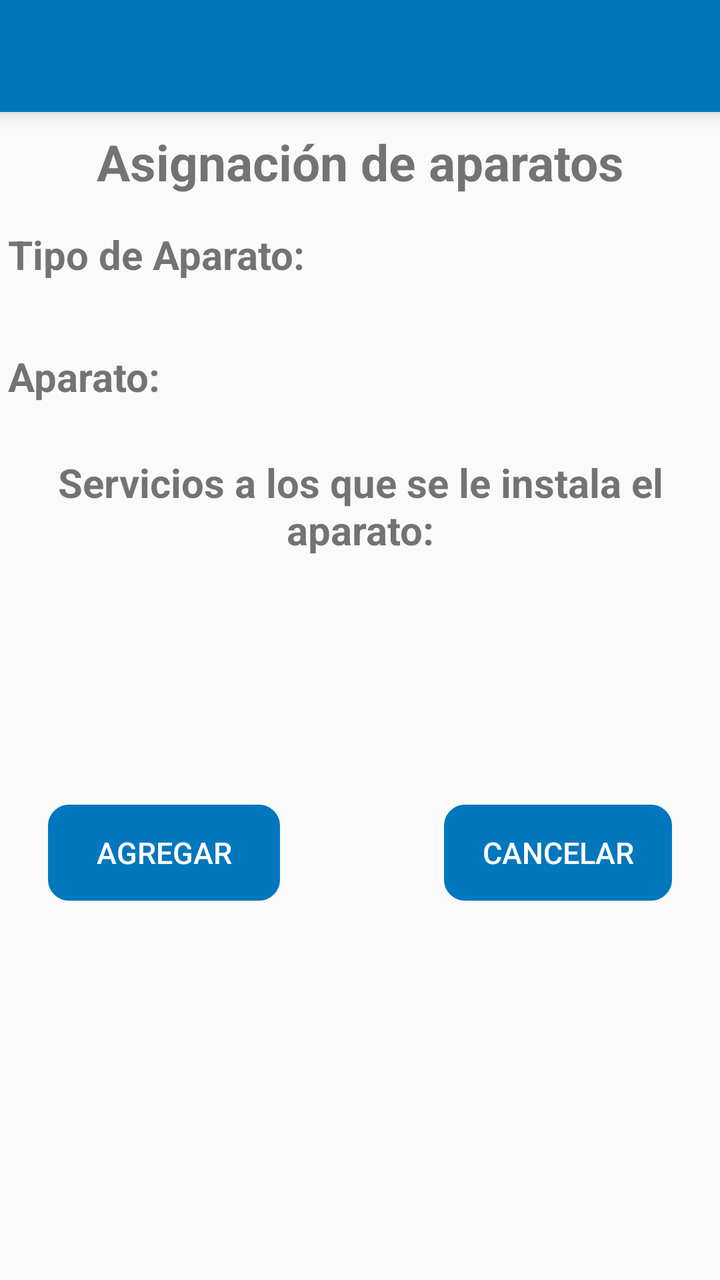
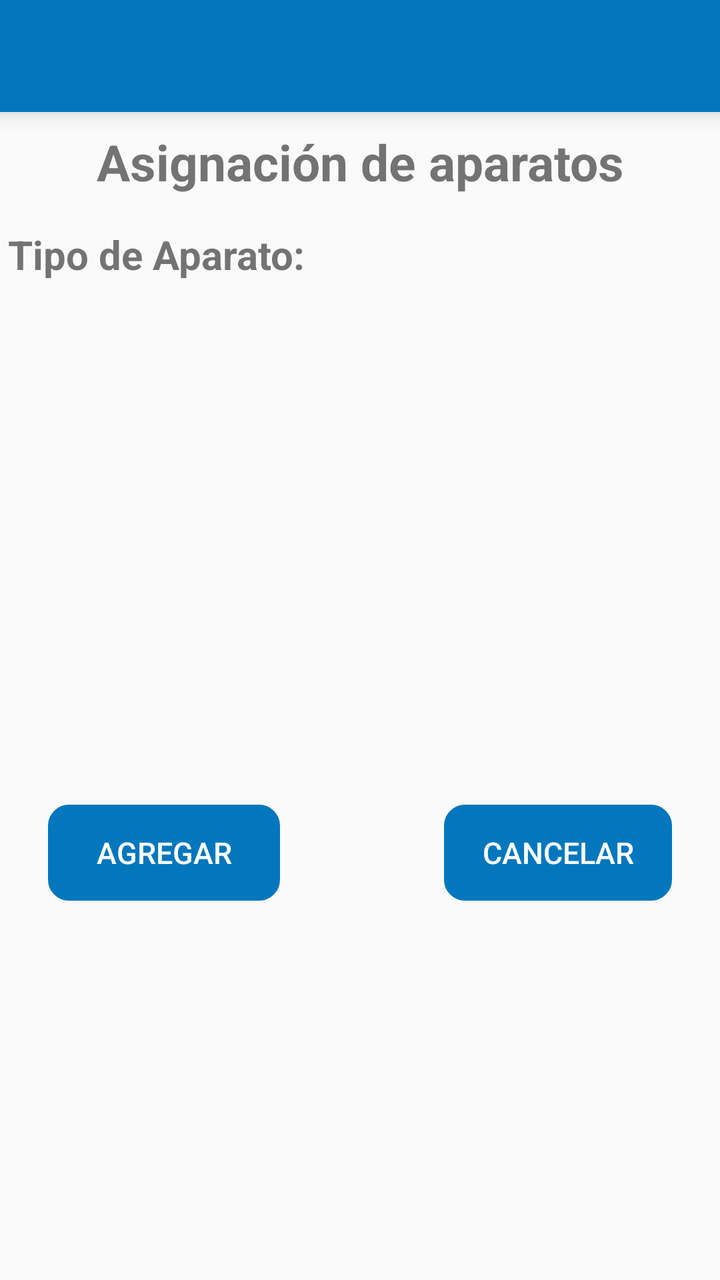

Before-and-after screenshots of an Android layout around one commit, followed by the original layout XML and the change that was made.
<!-- AndroidManifest.xml: application theme AppTheme -->
<!-- res/layout/activity_asignar_aparato.xml -->
<?xml version="1.0" encoding="utf-8"?>
<ScrollView android:id="@+id/scrollView2"
    android:layout_width="match_parent"
    android:layout_height="match_parent"
    android:layout_alignParentStart="true"
    android:verticalScrollbarPosition="defaultPosition"
    android:visibility="visible"
    tools:layout_editor_absoluteX="0dp"
    tools:layout_editor_absoluteY="0dp"
    xmlns:tools="http://schemas.android.com/tools"
    xmlns:android="http://schemas.android.com/apk/res/android"
    xmlns:app="http://schemas.android.com/apk/res-auto">

    <android.support.constraint.ConstraintLayout
        android:layout_width="match_parent"
        android:layout_height="match_parent">


        <android.support.constraint.ConstraintLayout
            android:id="@+id/constraintLayout2"
            android:layout_width="match_parent"
            android:layout_height="match_parent">

            <include
                android:id="@+id/includeAsignarAparatos"
                layout="@layout/toolbar"></include>

            <TextView
                android:id="@+id/textView7"
                android:layout_width="0dp"
                android:layout_height="wrap_content"
                android:layout_centerHorizontal="true"
                android:layout_marginStart="8dp"
                android:layout_marginTop="8dp"
                android:layout_marginEnd="8dp"
                android:text="@string/asignacion_Aparatos"
                android:textAlignment="center"
                android:textSize="@dimen/titulos"
                android:textStyle="bold"
                app:layout_constraintEnd_toEndOf="parent"
                app:layout_constraintStart_toStartOf="parent"
                app:layout_constraintTop_toBottomOf="@+id/includeAsignarAparatos" />
            
            <TextView
                android:id="@+id/textView8"
                android:layout_width="0dp"
                android:layout_height="wrap_content"
                android:layout_marginStart="4dp"
                android:layout_marginTop="16dp"
                android:layout_marginEnd="8dp"
                android:text="@string/tipo_de_AparatoDos"
                android:textSize="@dimen/grande"
                android:textStyle="bold"
                app:layout_constraintEnd_toEndOf="parent"
                app:layout_constraintStart_toStartOf="parent"
                app:layout_constraintTop_toBottomOf="@+id/textView7" />

            <Spinner
                android:id="@+id/tipo_aparato"
                android:layout_width="0dp"
                android:layout_height="wrap_content"
                android:layout_marginStart="8dp"
                android:layout_marginTop="16dp"
                android:layout_marginEnd="8dp"
                android:background="@drawable/disenio_spinner"
                app:layout_constraintEnd_toEndOf="parent"
                app:layout_constraintStart_toStartOf="parent"
                app:layout_constraintTop_toBottomOf="@+id/textView8" />

            <TextView
                android:id="@+id/textView18"
                android:layout_width="0dp"
                android:layout_height="wrap_content"
                android:layout_marginStart="4dp"
                android:layout_marginTop="16dp"
                android:layout_marginEnd="8dp"
                android:text="@string/aparatoDos"
                android:textSize="@dimen/grande"
                android:textStyle="bold"
                app:layout_constraintEnd_toEndOf="parent"
                app:layout_constraintStart_toStartOf="parent"
                app:layout_constraintTop_toBottomOf="@+id/tipo_aparato" />

            <Spinner
                android:id="@+id/aparatoDisponible"
                android:layout_width="0dp"
                android:layout_height="wrap_content"
                android:layout_marginStart="8dp"
                android:layout_marginTop="16dp"
                android:layout_marginEnd="8dp"
                android:background="@drawable/disenio_spinner"
                app:layout_constraintEnd_toEndOf="parent"
                app:layout_constraintStart_toStartOf="parent"
                app:layout_constraintTop_toBottomOf="@+id/textView18" />

            <android.support.constraint.ConstraintLayout
                android:id="@+id/MACWAMConstraint"
                android:layout_width="match_parent"
                android:layout_height="wrap_content"
                android:layout_marginTop="8dp"
                android:visibility="gone"
                app:layout_constraintEnd_toEndOf="parent"
                app:layout_constraintStart_toStartOf="parent"
                app:layout_constraintTop_toBottomOf="@+id/aparatoDisponible">

                <TextView
                    android:id="@+id/textView19"
                    android:layout_width="0dp"
                    android:layout_height="wrap_content"
                    android:layout_marginStart="4dp"
                    android:layout_marginTop="8dp"
                    android:layout_marginEnd="8dp"
                    android:text="MACWAN"
                    android:textSize="@dimen/grande"
                    android:textStyle="bold"
                    app:layout_constraintEnd_toEndOf="parent"
                    app:layout_constraintStart_toStartOf="parent"
                    app:layout_constraintTop_toTopOf="parent" />

                <EditText
                    android:id="@+id/MacWam"
                    android:layout_width="0dp"
                    android:layout_height="wrap_content"
                    android:layout_marginStart="8dp"
                    android:layout_marginTop="8dp"
                    android:layout_marginEnd="8dp"
                    android:layout_marginBottom="8dp"
                    android:background="@drawable/disenio_spinner"
                    android:maxLength="12"
                    app:layout_constraintBottom_toBottomOf="parent"
                    app:layout_constraintEnd_toEndOf="parent"
                    app:layout_constraintStart_toStartOf="parent"
                    app:layout_constraintTop_toBottomOf="@+id/textView19" />
            </android.support.constraint.ConstraintLayout>

            <TextView
                android:id="@+id/textView24"
                android:layout_width="0dp"
                android:layout_height="wrap_content"
                android:layout_marginStart="4dp"
                android:layout_marginTop="8dp"
                android:layout_marginEnd="4dp"
                android:text="@string/servicios_a_los_que"
                android:textAlignment="center"
                android:textSize="@dimen/grande"
                android:textStyle="bold"
                app:layout_constraintEnd_toEndOf="parent"
                app:layout_constraintStart_toStartOf="parent"
                app:layout_constraintTop_toBottomOf="@+id/MACWAMConstraint" />

            <android.support.constraint.ConstraintLayout
                android:id="@+id/sss"
                android:layout_width="match_parent"
                android:layout_height="100dp"
                android:layout_marginTop="16dp"
                app:layout_constraintTop_toBottomOf="@+id/textView24"
                tools:layout_editor_absoluteX="0dp">

                <ListView
                    android:id="@+id/Servicios123"
                    android:layout_width="match_parent"
                    android:layout_height="100dp"
                    android:layout_marginStart="8dp"
                    android:layout_marginTop="8dp"
                    android:layout_marginEnd="8dp"
                    app:layout_constraintEnd_toEndOf="parent"
                    app:layout_constraintStart_toStartOf="parent"
                    app:layout_constraintTop_toTopOf="parent"></ListView>
            </android.support.constraint.ConstraintLayout>
        </android.support.constraint.ConstraintLayout>


        <Button
            android:id="@+id/agregarAsignacionAparato"
            android:layout_width="116dp"
            android:layout_height="wrap_content"
            android:layout_alignParentBottom="true"
            android:layout_marginStart="24dp"
            android:layout_marginTop="8dp"
            android:layout_marginBottom="8dp"
            android:background="@drawable/boton"
            android:enabled="false"
            android:backgroundTint="@color/colorPrimary"
            android:text="@string/agregar"
            android:textColor="#ffff"
            android:textSize="@dimen/mediano"
            app:layout_constraintBottom_toBottomOf="parent"
            app:layout_constraintStart_toStartOf="parent"
            app:layout_constraintTop_toBottomOf="@+id/constraintLayout2" />

        <Button
            android:id="@+id/cancelarAsignacionAparato"
            android:layout_width="114dp"
            android:layout_height="wrap_content"
            android:layout_alignParentBottom="true"
            android:layout_marginTop="8dp"
            android:layout_marginEnd="24dp"
            android:layout_marginBottom="8dp"
            android:background="@drawable/boton"
            android:backgroundTint="@color/colorPrimary"
            android:text="@string/cancelar"
            android:textColor="#ffff"
            android:textSize="@dimen/mediano"
            app:layout_constraintBottom_toBottomOf="parent"
            app:layout_constraintEnd_toEndOf="parent"
            app:layout_constraintTop_toBottomOf="@+id/constraintLayout2" />
    </android.support.constraint.ConstraintLayout>
</ScrollView>
<!-- res/layout/toolbar.xml (included above) -->
<?xml version="1.0" encoding="utf-8"?>
<android.support.v7.widget.Toolbar xmlns:android="http://schemas.android.com/apk/res/android"
    android:layout_width="match_parent"
    android:layout_height="?attr/actionBarSize"
    xmlns:app="http://schemas.android.com/apk/res-auto"
    android:background="@color/colorPrimary"
    android:elevation="6dp"
    android:theme="@style/ThemeOverlay.AppCompat.Dark.ActionBar"
    app:popupTheme="@style/ThemeOverlay.AppCompat.Light"/>
<!-- resources referenced by this layout -->
<resources>
  <color name="colorPrimary">#0277BD</color>
  <dimen name="grande">20dp</dimen>
  <dimen name="mediano">15dp</dimen>
  <dimen name="titulos">25dp</dimen>
  <!-- drawable boton (drawable) -->
  <?xml version="1.0" encoding="utf-8"?>
  <shape xmlns:android="http://schemas.android.com/apk/res/android" android:shape="rectangle">
    <stroke  android:width="1dp"/>
    <corners android:radius="10dp"/>
  
  
  </shape>
  <!-- drawable disenio_spinner (drawable) -->
  <?xml version="1.0" encoding="utf-8"?>
  <selector xmlns:android="http://schemas.android.com/apk/res/android">
      <item>
          <shape>
              <solid
                  android:color="@color/fondoBlanco">
              </solid>
  
              <corners android:radius="15dp" />
  
              <padding
                  android:bottom="1dp"
                  android:left="2dp"
                  android:right="10dp"
                  android:top="1dp" />
              <stroke
                  android:width="2dp"
                  android:color="@color/colorPrimary"/>
          </shape>
      </item>
  </selector>
  <string name="agregar">Agregar</string>
  <string name="aparatoDos">Aparato:</string>
  <string name="asignacion_Aparatos">Asignación de aparatos</string>
  <string name="cancelar">Cancelar</string>
  <string name="servicios_a_los_que">Servicios a los que se le instala el aparato:</string>
  <string name="tipo_de_AparatoDos">Tipo de Aparato:</string>
  <style name="AppTheme" parent="Theme.AppCompat.Light.DarkActionBar">
          
          <item name="colorPrimary">@color/colorPrimary</item>
          <item name="colorPrimaryDark">@color/colorPrimaryDark</item>
          <item name="colorAccent">@color/colorAccent</item>
          <item name="android:colorForeground">@android:color/background_dark</item>
      </style>
  <color name="fondoBlanco">#fff</color>
  <color name="colorPrimaryDark">#004C8C</color>
  <color name="colorAccent">#0000FF</color>
</resources>

<!-- the commit's change to res/layout/activity_asignar_aparato.xml (unified diff, before → after) -->
@@ -74,6 +74,7 @@
                 android:layout_marginStart="4dp"
                 android:layout_marginTop="16dp"
                 android:layout_marginEnd="8dp"
+                android:visibility="invisible"
                 android:text="@string/aparatoDos"
                 android:textSize="@dimen/grande"
                 android:textStyle="bold"
@@ -143,6 +144,7 @@
                 android:text="@string/servicios_a_los_que"
                 android:textAlignment="center"
                 android:textSize="@dimen/grande"
+                android:visibility="invisible"
                 android:textStyle="bold"
                 app:layout_constraintEnd_toEndOf="parent"
                 app:layout_constraintStart_toStartOf="parent"
